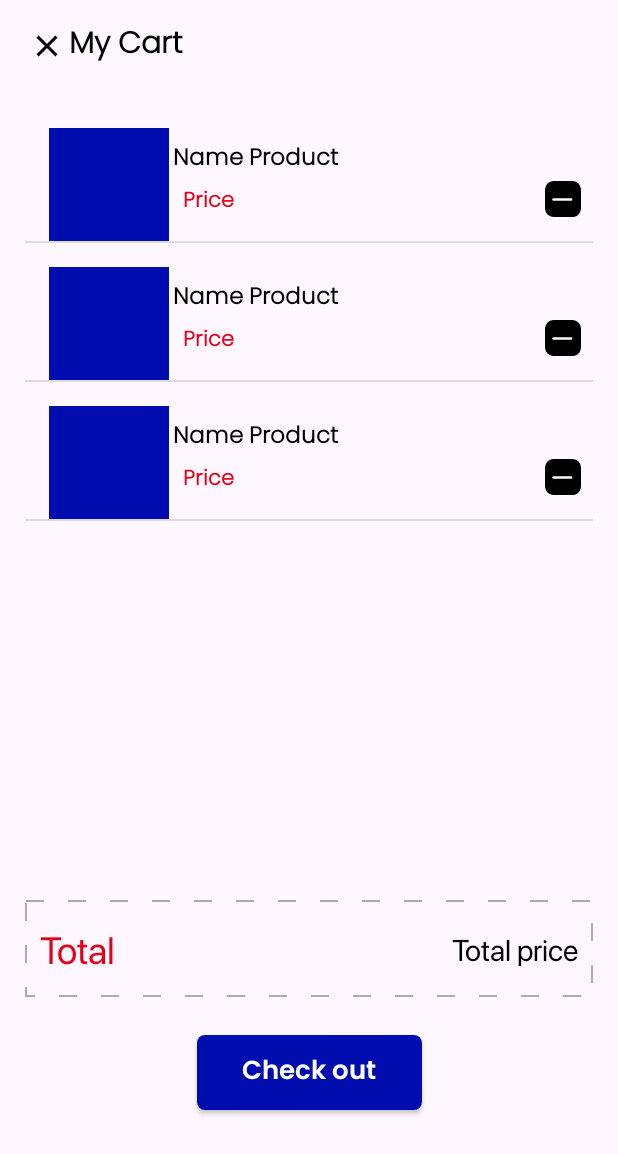
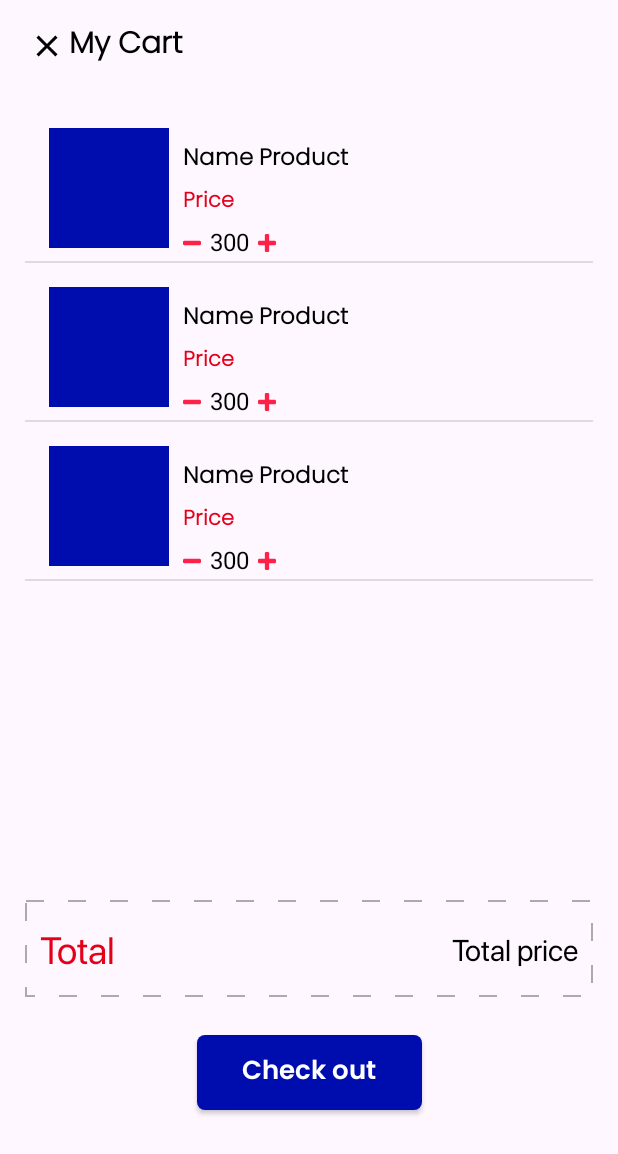
Before and after one commit to tungha262/baitaplon, an Android app: the layout fragment_cart.xml on its own in the app's theme, with its tools: preview values and no code run, on a phone screen of 412 x 824 dp. Shown: the top 1154 px of the screen. Run offline under Robolectric (Android 15) with nearby library versions, the phone set to English and light mode, and no system bars; network calls fail.

Commit message:
Fix ti gi cang

```diff
--- a/app/src/main/java/com/example/baitaplon/data/Product.kt
+++ b/app/src/main/java/com/example/baitaplon/data/Product.kt
@@ -9,7 +9,8 @@ class Product(
     var price: Int? = null,
     var brand: String? = null,
     var yearOfManufacture: Int? = null,
-    var description: String? = null
+    var description: String? = null,
+    var quantity: Int? = 1
 ) : Parcelable {
     constructor(parcel: Parcel) : this(
         parcel.readValue(Int::class.java.classLoader) as? Int,
--- /dev/null
+++ b/app/src/main/res/drawable/add.xml
@@ -0,0 +1,10 @@
+<vector xmlns:android="http://schemas.android.com/apk/res/android"
+    android:width="512dp"
+    android:height="512dp"
+    android:viewportWidth="512"
+    android:viewportHeight="512">
+  <path
+      android:pathData="M195,195L70,195C53.04,195 30.09,191.16 15,200.47C-6.55,213.75 0,245.5 0,267C0,275.69 -1.36,285.65 1.36,294C3.95,301.94 9.58,308.71 17,312.6C32.76,320.86 55.79,317 73,317L195,317L195,441C195,458.37 191.09,481.46 200.48,497C213.54,518.6 245.7,512 267,512C275.33,512 284.95,513.32 293,510.96C301.45,508.48 308.63,502.92 312.62,495C320.84,478.71 317,455.69 317,438L317,317L438,317C455.64,317 478.76,320.82 495,312.62C502.8,308.68 508.51,301.33 510.96,293C513.32,284.95 512,275.33 512,267C512,245.5 518.55,213.75 497,200.47C481.91,191.16 458.96,195 442,195L317,195L317,74C317,56.31 320.84,33.29 312.62,17C308.63,9.08 301.45,3.52 293,1.04C284.95,-1.32 275.33,0 267,0C245.7,0 213.54,-6.6 200.48,15C191.09,30.54 195,53.63 195,71L195,195z"
+      android:fillColor="#ff2147"
+      android:strokeColor="#00000000"/>
+</vector>
--- /dev/null
+++ b/app/src/main/res/drawable/minus.xml
@@ -0,0 +1,14 @@
+<vector xmlns:android="http://schemas.android.com/apk/res/android"
+    android:width="512dp"
+    android:height="512dp"
+    android:viewportWidth="512"
+    android:viewportHeight="512">
+  <path
+      android:pathData="M32,195.43C27.19,196.08 22.4,196.63 18,198.83C-6.63,211.15 0,243.29 0,266C0,284.51 -1.39,304.8 19,313.53C30.97,318.66 45.3,317 58,317L127,317L375,317L453,317C466.33,317 481.54,318.84 494,313.1C511.33,305.12 512,288.48 512,272L512,242C512,232.27 513.28,221.93 508.6,213C504,204.22 495.7,198.17 486,196.31C464.62,192.22 440.72,195 419,195L294,195L120,195L63,195C52.82,195 42.1,194.05 32,195.43z"
+      android:fillColor="#ff2147"
+      android:strokeColor="#00000000"/>
+  <path
+      android:pathData="M490,197L491,198L490,197M12,202L13,203L12,202M505,208L506,209L505,208z"
+      android:fillColor="#ff0000"
+      android:strokeColor="#00000000"/>
+</vector>
--- a/app/src/main/res/layout/cart_product_item.xml
+++ b/app/src/main/res/layout/cart_product_item.xml
@@ -13,7 +13,7 @@
         <ImageView
             android:id="@+id/imageCartProduct"
             android:layout_width="80dp"
-            android:layout_height="75dp"
+            android:layout_height="80dp"
             android:layout_marginStart="16dp"
             android:layout_marginTop="16dp"
             android:scaleType="centerCrop"
@@ -25,7 +25,7 @@
             android:id="@+id/tvProductCartName"
             android:layout_width="0dp"
             android:layout_height="wrap_content"
-            android:layout_marginStart="20dp"
+            android:layout_marginStart="9dp"
             android:layout_marginTop="8dp"
             android:fontFamily="@font/poppins_light"
             android:text="Name Product"
@@ -35,7 +35,6 @@
             android:layout_marginLeft="8dp"
             app:layout_constraintStart_toEndOf="@id/imageCartProduct"
             app:layout_constraintTop_toTopOf="@id/imageCartProduct"
-            app:layout_constraintEnd_toStartOf="@id/btn_remove_product"
             android:lines="1"
             app:layout_constraintWidth_percent="0.7" />
 
@@ -51,23 +50,48 @@
             android:textSize="14sp"
             app:layout_constraintStart_toEndOf="@id/imageCartProduct"
             app:layout_constraintTop_toBottomOf="@id/tvProductCartName"
-            app:layout_constraintEnd_toStartOf="@id/btn_remove_product"
             app:layout_constraintHorizontal_bias="0"
             android:textStyle="bold"
             app:layout_constraintWidth_percent="0.7" />
 
         <ImageView
             android:id="@+id/btn_remove_product"
-            android:layout_width="24dp"
+            android:layout_width="12dp"
             android:layout_height="24dp"
             android:layout_marginEnd="8dp"
-            android:layout_marginTop="50dp"
+            android:layout_marginTop="4dp"
+            android:layout_marginStart="9dp"
             android:background="?attr/selectableItemBackgroundBorderless"
             android:contentDescription="Remove Product"
-            android:src="@drawable/ic_minus"
-            app:layout_constraintEnd_toEndOf="parent"
-            app:layout_constraintTop_toTopOf="parent"
-            app:layout_constraintBottom_toBottomOf="@id/tvProductCartPrice"
+            android:src="@drawable/minus"
+            app:layout_constraintStart_toEndOf="@id/imageCartProduct"
+            app:layout_constraintEnd_toStartOf="@id/tvProductQuantity"
+            app:layout_constraintTop_toBottomOf="@id/tvProductCartPrice"
+            app:layout_constraintVertical_bias="0.5" />
+
+        <TextView
+            android:id="@+id/tvProductQuantity"
+            android:layout_width="wrap_content"
+            android:layout_height="wrap_content"
+            android:layout_marginStart="6dp"
+            android:layout_marginTop="4dp"
+            android:textSize="16sp"
+            android:text="300"
+            android:textColor="@android:color/black"
+            app:layout_constraintStart_toEndOf="@id/btn_remove_product"
+            app:layout_constraintTop_toBottomOf="@id/tvProductCartPrice" />
+        <ImageView
+            android:id="@+id/btn_add_product"
+            android:layout_width="12dp"
+            android:layout_height="24dp"
+            android:layout_marginEnd="8dp"
+            android:layout_marginTop="4dp"
+            android:layout_marginStart="6dp"
+            android:background="?attr/selectableItemBackgroundBorderless"
+            android:contentDescription="Remove Product"
+            android:src="@drawable/add"
+            app:layout_constraintStart_toEndOf="@id/tvProductQuantity"
+            app:layout_constraintTop_toBottomOf="@id/tvProductCartPrice"
             app:layout_constraintVertical_bias="0.5" />
     </androidx.constraintlayout.widget.ConstraintLayout>
 
```
Also changed, not shown: app/src/main/java/com/example/baitaplon/Server/ServerService.kt (+20 -0 lines), app/src/main/java/com/example/baitaplon/adapter/CartAdapter.kt (+51 -1 lines), app/src/main/java/com/example/baitaplon/fragments/shopping/CartFragment.kt (+51 -17 lines), app/src/main/res/drawable/subtraction.xml (added, +290 -0 lines).
